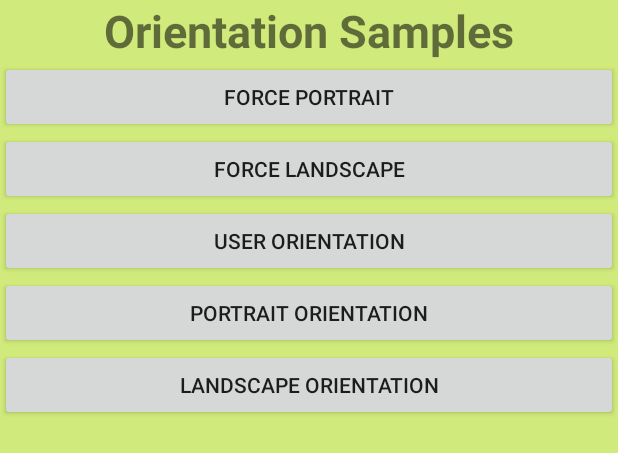
After one commit to dhivadeekshi/MyAndroidSamples, an Android app: the layout activity_externalapps_manager.xml on its own in the app's theme, with its tools: preview values and no code run, on a phone screen of 412 x 824 dp. The commit adds this screen. Shown: the top 453 px of the screen. Run offline under Robolectric (Android 15) with nearby library versions, the phone set to English and light mode, and no system bars.

Commit message:
External Apps Samples
Added new activiy for the External apps
Updated the gradle plugin to 3.1.2

```diff
--- a/app/src/main/java/com/dhivakar/mysamples/MainActivity.java
+++ b/app/src/main/java/com/dhivakar/mysamples/MainActivity.java
@@ -11,6 +11,7 @@ import android.widget.TextView;
 
 import com.dhivakar.mysamples.notifications.NotificationsManager;
 import com.dhivakar.mysamples.orientation.OrientationsManager;
+import com.dhivakar.mysamples.externalapps.ExternalAppsManager;
 import com.dhivakar.mysamples.utils.ListenToOrientaionChanges;
 import com.dhivakar.mysamples.utils.LogUtils;
 
@@ -27,6 +28,7 @@ public class MainActivity extends BaseAppCompatActivity implements ListenToOrien
 
         SetButtonClickListener(R.id.BtnLaunchNotifications, this, NotificationsManager.class);
         SetButtonClickListener(R.id.BtnLaunchOrientations, this, OrientationsManager.class);
+        SetButtonClickListener(R.id.BtnLaunchExternalApps, this, ExternalAppsManager.class);
 
         UpdateOrientationText(getResources().getConfiguration().orientation);
         ListenToOrientaionChanges.StartListening(this, this);
--- /dev/null
+++ b/app/src/main/res/layout/activity_externalapps_manager.xml
@@ -0,0 +1,57 @@
+<?xml version="1.0" encoding="utf-8"?>
+<android.support.constraint.ConstraintLayout xmlns:android="http://schemas.android.com/apk/res/android"
+    xmlns:app="http://schemas.android.com/apk/res-auto"
+    xmlns:tools="http://schemas.android.com/tools"
+    android:layout_width="match_parent"
+    android:layout_height="match_parent"
+    tools:context=".externalapps.ExternalAppsManager"
+    android:background="@color/color_orientations"
+    android:id="@+id/orientation">
+
+    <android.support.v7.widget.AppCompatTextView
+        android:layout_width="match_parent"
+        android:layout_height="wrap_content"
+        android:text="@string/orientation_samples"
+        android:textAlignment="center"
+        android:textSize="30sp"
+        android:textStyle="bold"
+        android:typeface="normal"
+        app:textAllCaps="false"
+        android:id="@+id/orientation_title"/>
+
+    <Button
+        android:layout_width="match_parent"
+        android:layout_height="wrap_content"
+        app:layout_constraintTop_toBottomOf="@id/orientation_title"
+        android:text="Force Portrait"
+        android:id="@+id/buttonForcePortrait"/>
+
+    <Button
+        android:layout_width="match_parent"
+        android:layout_height="wrap_content"
+        app:layout_constraintTop_toBottomOf="@id/buttonForcePortrait"
+        android:text="Force Landscape"
+        android:id="@+id/buttonForceLandscape"/>
+
+    <Button
+        android:layout_width="match_parent"
+        android:layout_height="wrap_content"
+        app:layout_constraintTop_toBottomOf="@id/buttonForceLandscape"
+        android:text="User Orientation"
+        android:id="@+id/buttonUserOrientation"/>
+
+    <Button
+        android:layout_width="match_parent"
+        android:layout_height="wrap_content"
+        app:layout_constraintTop_toBottomOf="@id/buttonUserOrientation"
+        android:text="Portrait Orientation"
+        android:id="@+id/buttonPortraitOrientation"/>
+
+    <Button
+        android:layout_width="match_parent"
+        android:layout_height="wrap_content"
+        app:layout_constraintTop_toBottomOf="@id/buttonPortraitOrientation"
+        android:text="Landscape Orientation"
+        android:id="@+id/buttonLandscapeOrientation"/>
+
+</android.support.constraint.ConstraintLayout>
--- a/app/src/main/res/values/strings.xml
+++ b/app/src/main/res/values/strings.xml
@@ -6,4 +6,5 @@
     <string name="launch_orientations">Launch Orientations</string>
     <string name="message_no_settings_permission">You don\'t have permission to edit device settings. Please goto the settings page and allow permission</string>
     <string name="action_open_settings">Goto</string>
+    <string name="launch_externalapps">Launch External Apps</string>
 </resources>
--- a/build.gradle
+++ b/build.gradle
@@ -7,7 +7,7 @@ buildscript {
         jcenter()
     }
     dependencies {
-        classpath 'com.android.tools.build:gradle:3.1.0'
+        classpath 'com.android.tools.build:gradle:3.1.2'
 
 
         // NOTE: Do not place your application dependencies here; they belong
```
Also changed, not shown: app/src/main/AndroidManifest.xml (+12 -4 lines), app/src/main/java/com/dhivakar/mysamples/externalapps/ExternalAppsManager.java (added, +15 -0 lines), app/src/main/res/layout/activity_main.xml (+6 -7 lines).
